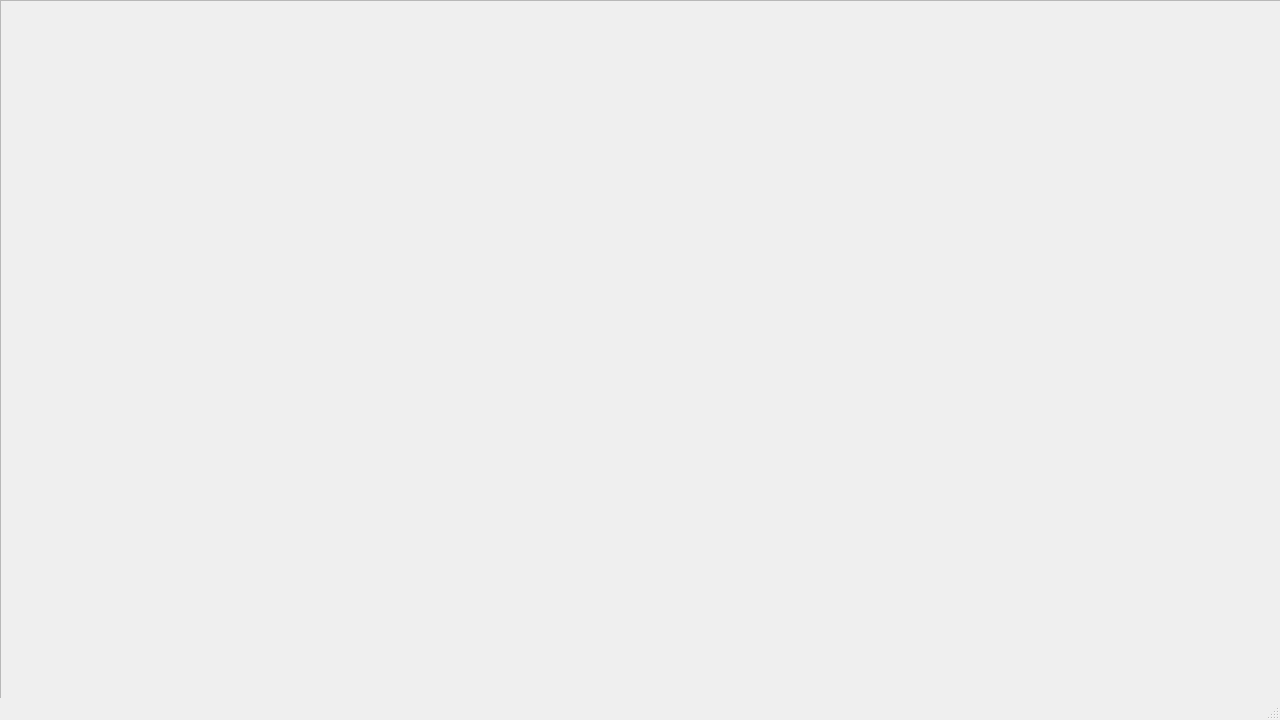
BibekTripathy/PlantCareApp, file ui/mainWindow.ui: the form before one commit.
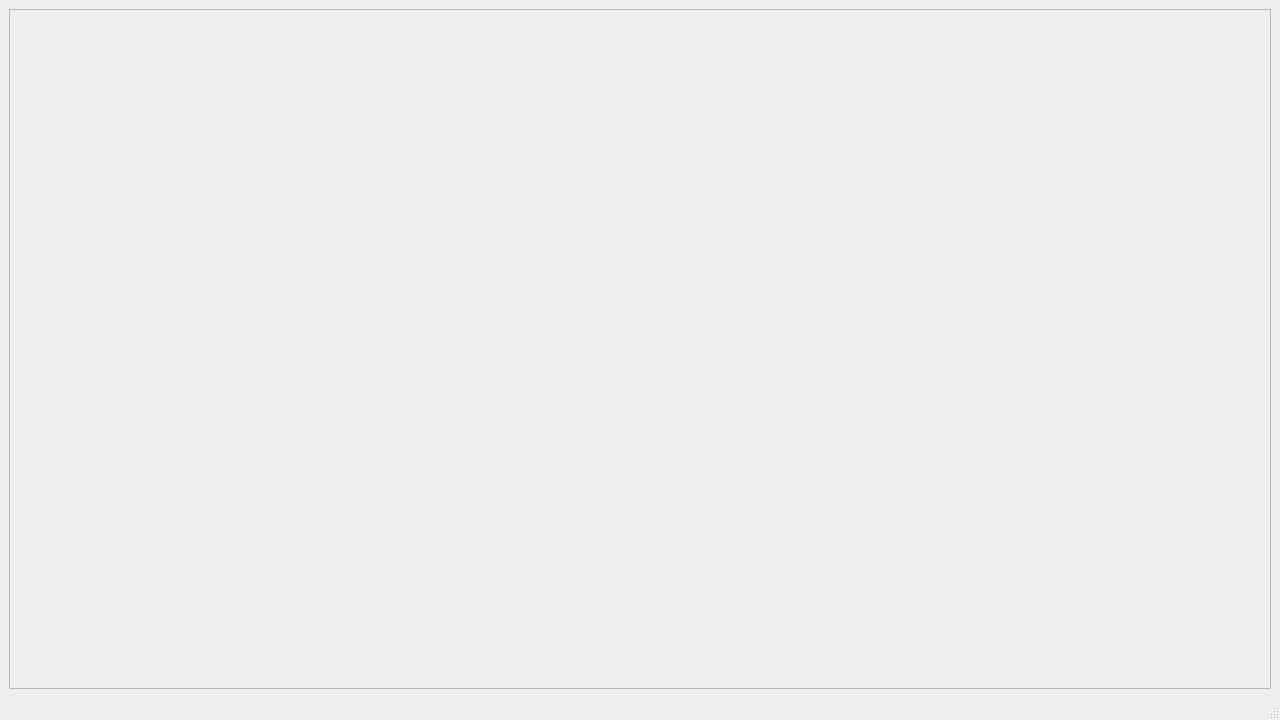
The form after the commit.

Commit message: add(gui): Responsiveness in the mainWindow

The edit to the form file:
```diff
--- a/ui/mainWindow.ui
+++ b/ui/mainWindow.ui
@@ -14,15 +14,9 @@
    <string>PlantCareApp</string>
   </property>
   <widget class="QWidget" name="centralwidget">
+   <layout class="QVBoxLayout" name="verticalLayout">
+    <item>
    <widget class="QScrollArea" name="scrollArea">
-    <property name="geometry">
-     <rect>
-      <x>0</x>
-      <y>0</y>
-      <width>1281</width>
-      <height>711</height>
-     </rect>
-    </property>
     <property name="widgetResizable">
      <bool>true</bool>
     </property>
@@ -31,12 +25,20 @@
       <rect>
        <x>0</x>
        <y>0</y>
-       <width>1279</width>
-       <height>709</height>
-      </rect>
-     </property>
-    </widget>
-   </widget>
+         <width>1260</width>
+         <height>657</height>
+        </rect>
+       </property>
+       <property name="sizePolicy">
+        <sizepolicy hsizetype="Expanding" vsizetype="Preferred">
+         <horstretch>0</horstretch>
+         <verstretch>0</verstretch>
+        </sizepolicy>
+       </property>
+      </widget>
+     </widget>
+    </item>
+   </layout>
   </widget>
   <widget class="QMenuBar" name="menubar">
    <property name="geometry">
```
Lines whose indentation alone changed are shown as unchanged. The commit also changes 3 other files.
